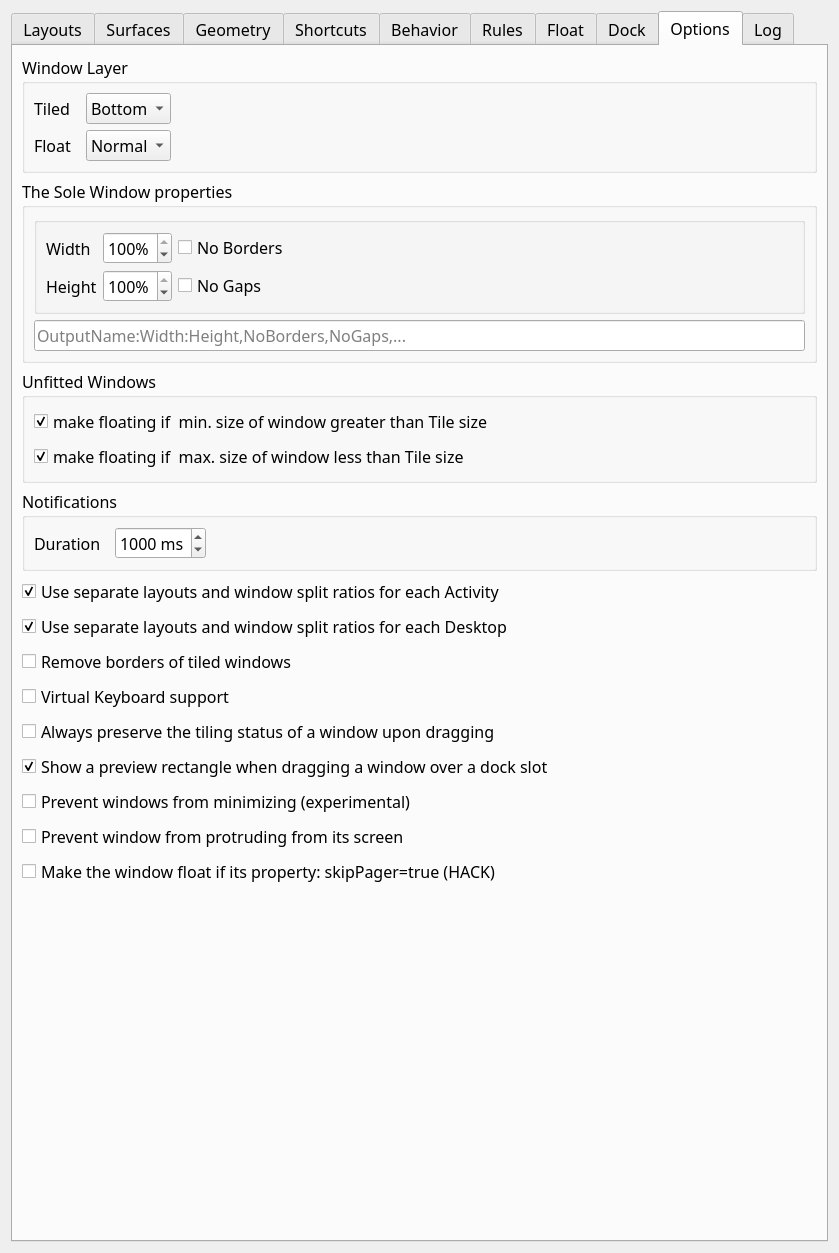
The window that res/config.ui (AndyEveritt/Krohnkite) describes before a commit, drawn with Qt 5.
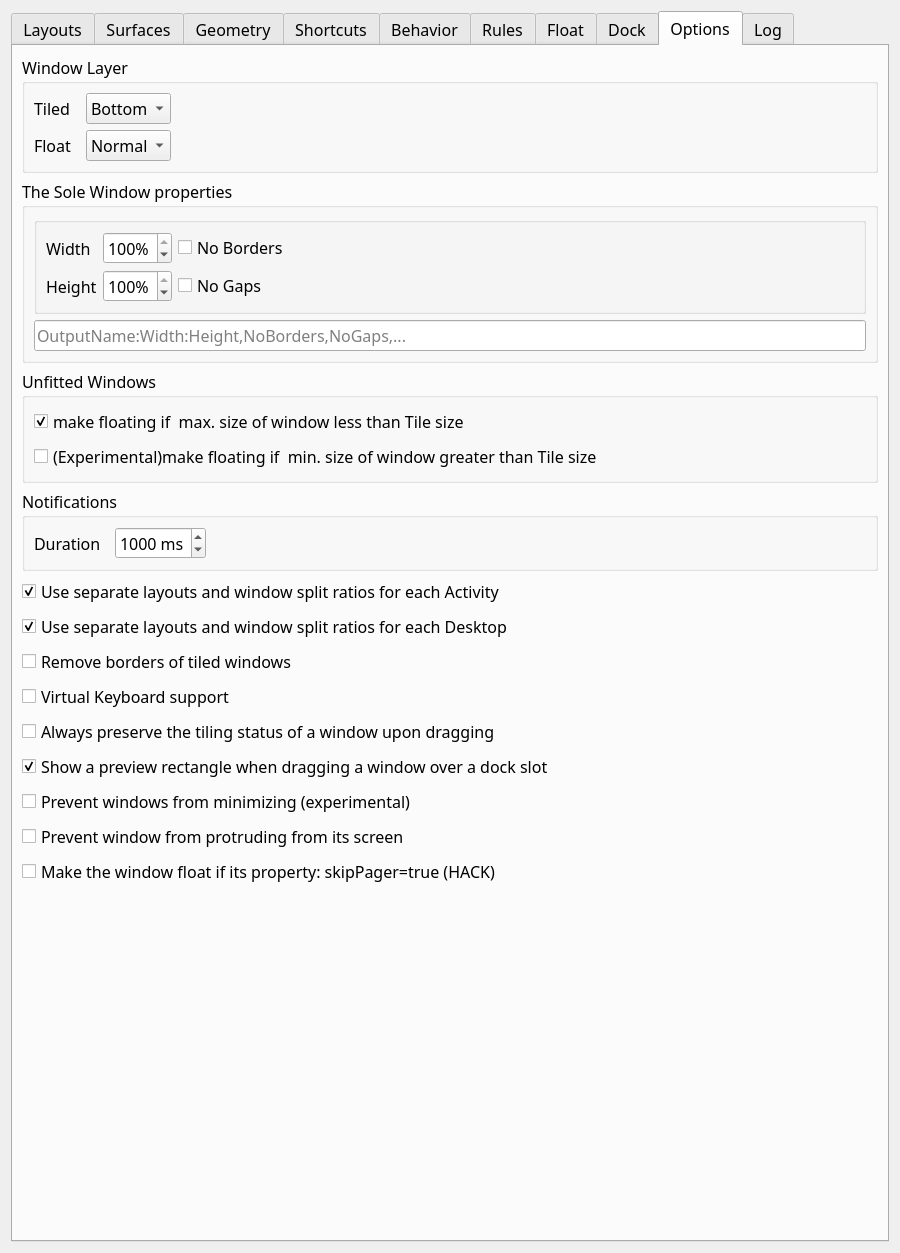
The same window after the commit. The open tabs and pages were chosen to show the change. Icons and pictures are not drawn. Custom widgets are drawn as their Qt base class.

Commit message: FIX: shifting of small not resizeable window that become float. CHANGE: make oversize window float feature become experimental and disabled as default.

The edit to the form file:
```diff
--- a/res/config.ui
+++ b/res/config.ui
@@ -6,7 +6,7 @@
    <rect>
     <x>0</x>
     <y>0</y>
-    <width>837</width>
+    <width>900</width>
     <height>1250</height>
    </rect>
   </property>
@@ -6165,19 +6165,6 @@
           <string>Unfitted Windows</string>
          </property>
          <layout class="QVBoxLayout" name="verticalLayout_18">
-          <item>
-           <widget class="QCheckBox" name="kcfg_unfitGreater">
-            <property name="toolTip">
-             <string>If enable make all windows floating if they minimum size to large for tile</string>
-            </property>
-            <property name="text">
-             <string>make floating if  min. size of window greater than Tile size </string>
-            </property>
-            <property name="checked">
-             <bool>true</bool>
-            </property>
-           </widget>
-          </item>
           <item>
            <widget class="QCheckBox" name="kcfg_unfitLess">
             <property name="toolTip">
@@ -6191,6 +6178,19 @@
             </property>
            </widget>
           </item>
+          <item>
+           <widget class="QCheckBox" name="kcfg_unfitGreater">
+            <property name="toolTip">
+             <string>If enable make all windows floating if they minimum size to large for tile</string>
+            </property>
+            <property name="text">
+             <string>(Experimental)make floating if  min. size of window greater than Tile size </string>
+            </property>
+            <property name="checked">
+             <bool>false</bool>
+            </property>
+           </widget>
+          </item>
          </layout>
         </widget>
        </item>
```
Left out of the diff: 4 changed lines with no effect on the pictures. The commit also changes 5 other files.
